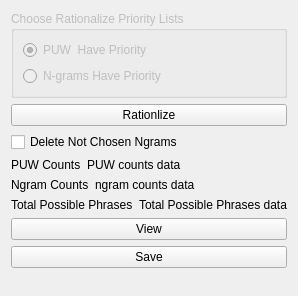
Old version of the form source/view/ngrampuwrationlizeform.ui in the repository mortlach/Liber-Primus-Crib-Assist.
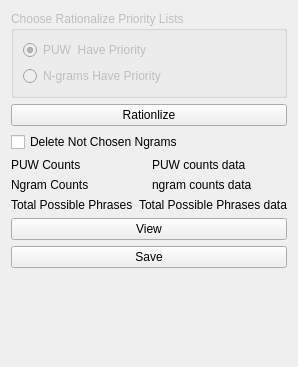
New version of the form.

```diff
--- a/source/view/ngrampuwrationlizeform.ui
+++ b/source/view/ngrampuwrationlizeform.ui
@@ -7,9 +7,15 @@
     <x>0</x>
     <y>0</y>
     <width>210</width>
-    <height>296</height>
+    <height>367</height>
    </rect>
   </property>
+  <property name="sizePolicy">
+   <sizepolicy hsizetype="Expanding" vsizetype="Preferred">
+    <horstretch>0</horstretch>
+    <verstretch>0</verstretch>
+   </sizepolicy>
+  </property>
   <property name="maximumSize">
    <size>
     <width>210</width>
@@ -68,7 +74,7 @@
      <item>
       <widget class="QLabel" name="label">
        <property name="sizePolicy">
-        <sizepolicy hsizetype="Fixed" vsizetype="Preferred">
+        <sizepolicy hsizetype="Expanding" vsizetype="Preferred">
          <horstretch>0</horstretch>
          <verstretch>0</verstretch>
         </sizepolicy>
@@ -81,7 +87,7 @@
      <item>
       <widget class="QLabel" name="puwCountLabel">
        <property name="sizePolicy">
-        <sizepolicy hsizetype="MinimumExpanding" vsizetype="Preferred">
+        <sizepolicy hsizetype="Expanding" vsizetype="Preferred">
          <horstretch>0</horstretch>
          <verstretch>0</verstretch>
         </sizepolicy>
@@ -98,7 +104,7 @@
      <item>
       <widget class="QLabel" name="label_2">
        <property name="sizePolicy">
-        <sizepolicy hsizetype="Fixed" vsizetype="Preferred">
+        <sizepolicy hsizetype="Expanding" vsizetype="Preferred">
          <horstretch>0</horstretch>
          <verstretch>0</verstretch>
         </sizepolicy>
@@ -111,7 +117,7 @@
      <item>
       <widget class="QLabel" name="ngramCountsLabel">
        <property name="sizePolicy">
-        <sizepolicy hsizetype="MinimumExpanding" vsizetype="Preferred">
+        <sizepolicy hsizetype="Expanding" vsizetype="Preferred">
          <horstretch>0</horstretch>
          <verstretch>0</verstretch>
         </sizepolicy>
@@ -169,6 +175,12 @@
    </item>
    <item>
     <spacer name="verticalSpacer">
+     <property name="sizePolicy">
+      <sizepolicy hsizetype="Expanding" vsizetype="Expanding">
+       <horstretch>0</horstretch>
+       <verstretch>0</verstretch>
+      </sizepolicy>
+     </property>
      <property name="orientation">
       <enum>Qt::Vertical</enum>
      </property>
```
Left out of the diff: 46 changed lines with no effect on the pictures.
